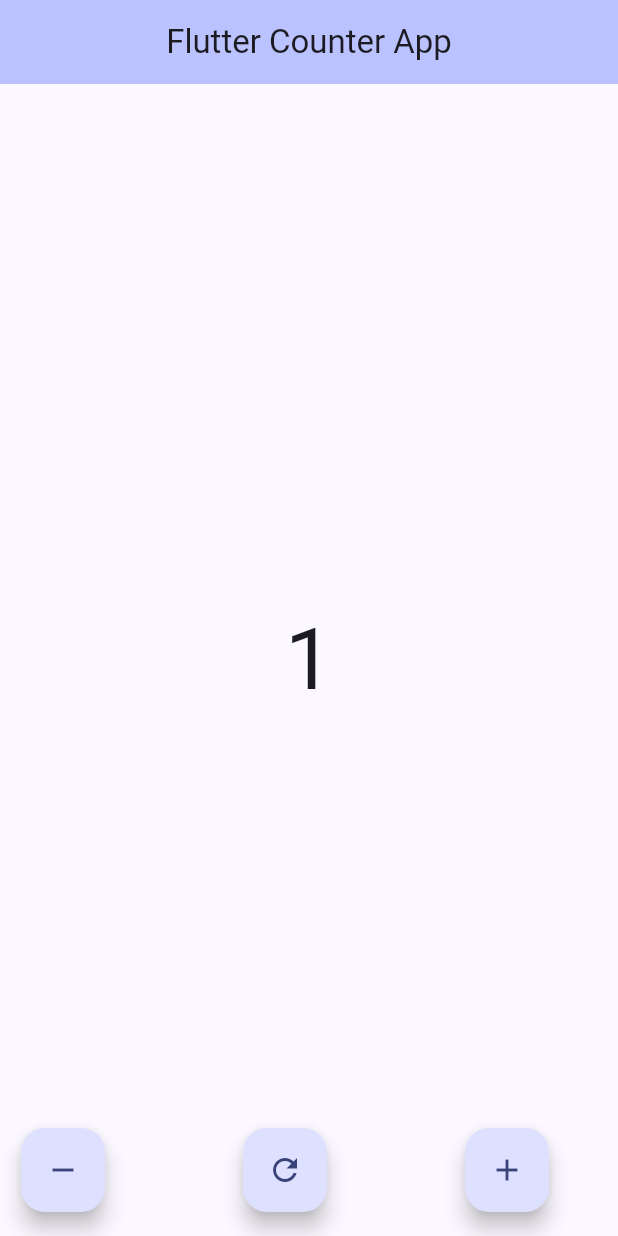
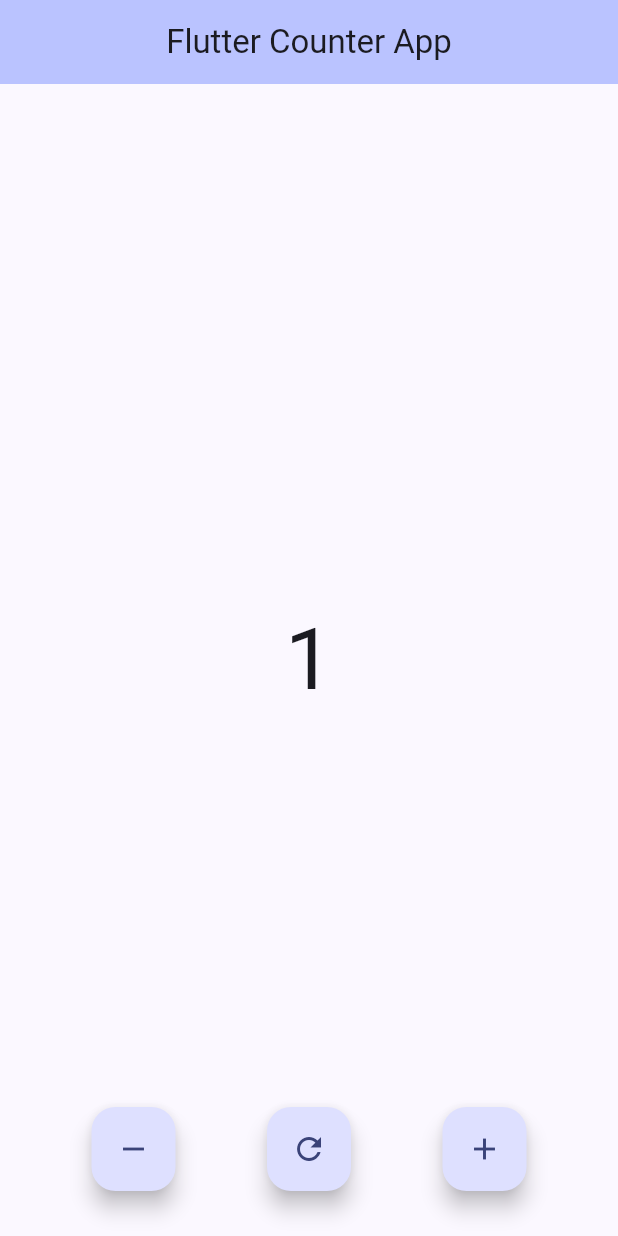
Before and after one commit to yehiarasheed/flutter_counter_app, a Flutter app: the screen it shows after launch, after a tap on the "add" icon, on a phone screen of 412 x 824 dp. Run offline on Flutter 3.47's test engine with Material 3 defaults, Android fonts, the phone set to English and light mode, and no system bars.

Commit message:
Correctly Aligned the FABs horizontally and vertically to match counter.

```diff
--- a/lib/main.dart
+++ b/lib/main.dart
@@ -7,28 +7,12 @@ void main() {
 class MyApp extends StatelessWidget {
   const MyApp({super.key});
 
-  // This widget is the root of your application.
   @override
   Widget build(BuildContext context) {
     return MaterialApp(
       title: 'Flutter Counter App',
       debugShowCheckedModeBanner: false,
       theme: ThemeData(
-        // This is the theme of your application.
-        //
-        // TRY THIS: Try running your application with "flutter run". You'll see
-        // the application has a purple toolbar. Then, without quitting the app,
-        // try changing the seedColor in the colorScheme below to Colors.green
-        // and then invoke "hot reload" (save your changes or press the "hot
-        // reload" button in a Flutter-supported IDE, or press "r" if you used
-        // the command line to start the app).
-        //
-        // Notice that the counter didn't reset back to zero; the application
-        // state is not lost during the reload. To reset the state, use hot
-        // restart instead.
-        //
-        // This works for code too, not just values: Most code changes can be
-        // tested with just a hot reload.
         colorScheme: ColorScheme.fromSeed(seedColor: Colors.indigoAccent),
         useMaterial3: true,
       ),
@@ -39,15 +23,6 @@ class MyApp extends StatelessWidget {
 
 class MyHomePage extends StatefulWidget {
   const MyHomePage({super.key, required this.title});
-
-  // This widget is the home page of your application. It is stateful, meaning
-  // that it has a State object (defined below) that contains fields that affect
-  // how it looks.
-
-  // This class is the configuration for the state. It holds the values (in this
-  // case the title) provided by the parent (in this case the App widget) and
-  // used by the build method of the State. Fields in a Widget subclass are
-  // always marked "final".
 
   final String title;
 
@@ -60,16 +35,10 @@ class _MyHomePageState extends State<MyHomePage> {
 
   void _incrementCounter() {
     setState(() {
-      // This call to setState tells the Flutter framework that something has
-      // changed in this State, which causes it to rerun the build method below
-      // so that the display can reflect the updated values. If we changed
-      // _counter without calling setState(), then the build method would not be
-      // called again, and so nothing would appear to happen.
       _counter++;
       if (_counter == 10) {
-        // Show Snackbar when the counter reaches 10
         ScaffoldMessenger.of(context).showSnackBar(
-          SnackBar(content: Text("You've reached 10 clicks!")),
+          const SnackBar(content: Text("You've reached 10 clicks!")),
         );
       }
     });
@@ -86,42 +55,18 @@ class _MyHomePageState extends State<MyHomePage> {
       _counter = 0;
     });
   }
+
   @override
   Widget build(BuildContext context) {
-    // This method is rerun every time setState is called, for instance as done
-    // by the _incrementCounter method above.
-    // The Flutter framework has been optimized to make rerunning build methods
-    // fast, so that you can just rebuild anything that needs updating rather
-    // than having to individually change instances of widgets.
     return Scaffold(
       appBar: AppBar(
-        // TRY THIS: Try changing the color here to a specific color (to
-        // Colors.amber, perhaps?) and trigger a hot reload to see the AppBar
-        // change color while the other colors stay the same.
         backgroundColor: Theme.of(context).colorScheme.inversePrimary,
-        // Here we take the value from the MyHomePage object that was created by
-        // the App.build method, and use it to set our appbar title.
         title: Text(widget.title),
         centerTitle: true,
       ),
       body: Center(
-        // Center is a layout widget. It takes a single child and positions it
-        // in the middle of the parent.
         child: Column(
-          // Column is also a layout widget. It takes a list of children and
-          // arranges them vertically. By default, it sizes itself to fit its
-          // children horizontally, and tries to be as tall as its parent.
-          //
-          // Column has various properties to control how it sizes itself and
-          // how it positions its children. Here we use mainAxisAlignment to
-          // center the children vertically; the main axis here is the vertical
-          // axis because Columns are vertical (the cross axis would be
-          // horizontal).
-          //
-          // TRY THIS: Invoke "debug painting" (choose the "Toggle Debug Paint"
-          // action in the IDE, or press "p" in the console), to see the
-          // wireframe for each widget.
-          mainAxisAlignment: MainAxisAlignment.center,
+          mainAxisAlignment: MainAxisAlignment.spaceEvenly,
           children: <Widget>[
             Text(
               '$_counter',
@@ -130,37 +75,30 @@ class _MyHomePageState extends State<MyHomePage> {
           ],
         ),
       ),
-      floatingActionButton: Row(
-        mainAxisAlignment: MainAxisAlignment.spaceBetween, // Align buttons
-        crossAxisAlignment: CrossAxisAlignment.end, // Align vertically at the bottom  // Align buttons to the bottom
+      floatingActionButtonLocation: FloatingActionButtonLocation.centerDocked,
+      floatingActionButton:Padding(
+    padding: const EdgeInsets.symmetric(vertical: 30.0),  // Add padding for spacing from bezel
+    child: Row(
+          mainAxisAlignment: MainAxisAlignment.spaceEvenly,
           children: <Widget>[
-          // Left-aligned button
-          Padding(
-            padding: EdgeInsets.only(left: 30),
-            child: FloatingActionButton(
+            FloatingActionButton(
               onPressed: _decrementCounter,
               tooltip: 'Decrement',
-              child: Icon(Icons.remove),
+              child: const Icon(Icons.remove),
             ),
-          ),
-
-          // Center-aligned button
             FloatingActionButton(
               onPressed: _resetCounter,
               tooltip: 'Reset',
-            child: Icon(Icons.refresh),
+              child: const Icon(Icons.refresh),
             ),
-
-          // Right-aligned button
-          Padding(
-            padding: EdgeInsets.only(right: 30),
-            child: FloatingActionButton(
+            FloatingActionButton(
               onPressed: _incrementCounter,
               tooltip: 'Increment',
-              child: Icon(Icons.add),
+              child: const Icon(Icons.add),
+            ),
+          ],
         ),
       ),
-        ],
-    )  );
+    );
   }
 }
```
Lines whose indentation alone changed are shown as unchanged.
